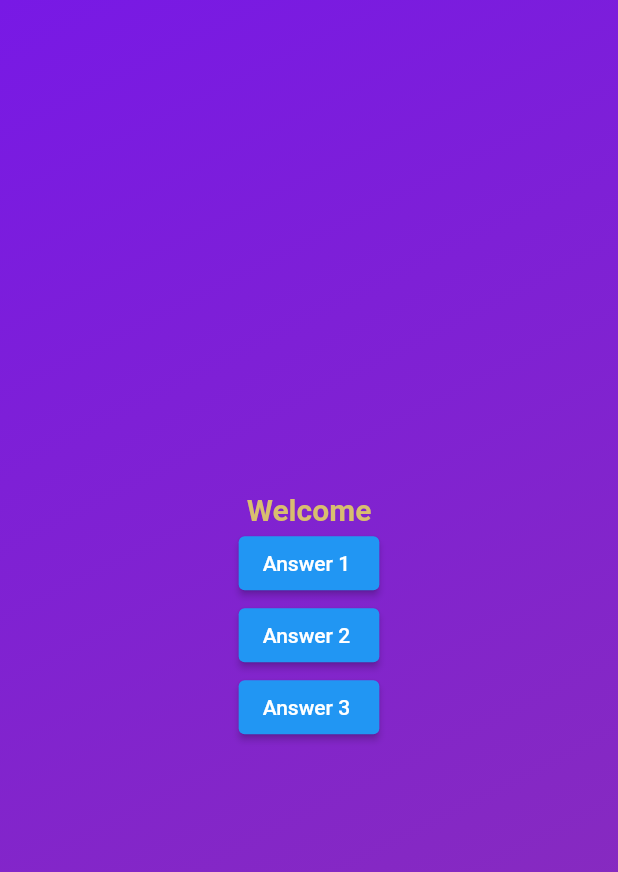
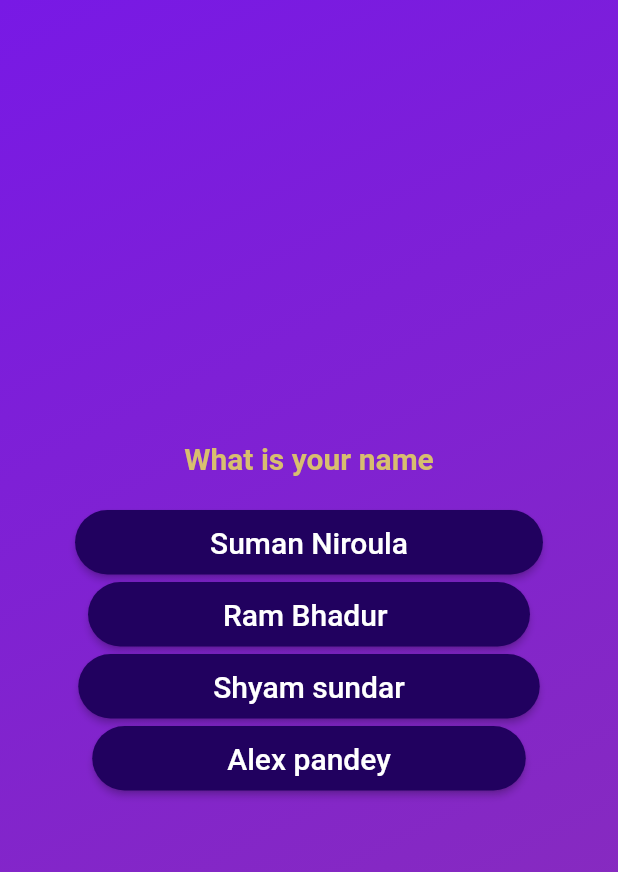
Before and after one commit to sumannn686/flutter_Quiz, a Flutter app: the screen it shows after launch, after a tap on "Start Quiz", on a phone screen of 412 x 824 dp. Shown: the top 872 px of the screen. Run offline on Flutter 3.47's test engine with Material 2 defaults, Android fonts, the phone set to English and light mode, and no system bars.

Commit message:
question feteching

```diff
--- a/lib/Question.dart
+++ b/lib/Question.dart
@@ -1,4 +1,6 @@
 import 'package:flutter/material.dart';
+import 'package:quiz_app/answer_btn.dart';
+import 'package:quiz_app/data/questions.dart';
 
 class QuestionScreen extends StatefulWidget {
   const QuestionScreen({super.key});
@@ -10,30 +12,28 @@ class QuestionScreen extends StatefulWidget {
 class _QuestionScreenState extends State<QuestionScreen> {
   @override
   Widget build(BuildContext context) {
+    final Question = questions[0];
     return SizedBox(
       width: double.infinity,
       child: Column(
         mainAxisAlignment: MainAxisAlignment.center,
         children: [
-          const Text(
-            "Welcome",
-            style: TextStyle(
+          Text(
+            Question.text,
+            style: const TextStyle(
                 color: Color.fromARGB(255, 216, 190, 111),
                 fontSize: 20,
                 fontWeight: FontWeight.bold),
           ),
-          ElevatedButton(
-            onPressed: () {},
-            child: const Text("Answer 1 "),
+          const SizedBox(
+            height: 20,
           ),
-          ElevatedButton(
-            onPressed: () {},
-            child: const Text("Answer 2 "),
-          ),
-          ElevatedButton(
-            onPressed: () {},
-            child: const Text("Answer 3 "),
-          ),
+          ...Question.answer.map((answer) {
+            return Button(
+              btnText: answer,
+              onTap: () {},
+            );
+          }),
         ],
       ),
     );
--- /dev/null
+++ b/lib/answer_btn.dart
@@ -0,0 +1,25 @@
+import 'package:flutter/material.dart';
+
+class Button extends StatelessWidget {
+  const Button({super.key, required this.btnText, required this.onTap});
+
+  final String btnText;
+  final Function() onTap;
+
+  @override
+  Widget build(BuildContext context) {
+    return ElevatedButton(
+      style: ElevatedButton.styleFrom(
+          padding: EdgeInsets.symmetric(horizontal: 90, vertical: 10),
+          backgroundColor: Color.fromARGB(255, 33, 1, 95),
+          foregroundColor: Colors.white,
+          shape:
+              RoundedRectangleBorder(borderRadius: BorderRadius.circular(40))),
+      onPressed: onTap,
+      child: Text(
+        btnText,
+        style: const TextStyle(fontSize: 20.0),
+      ),
+    );
+  }
+}
--- a/lib/models/quiz_questions.dart
+++ b/lib/models/quiz_questions.dart
@@ -1,5 +1,5 @@
 //this is the class --blueprint
-
+// this is called models for qustions and answer
 class QuizQuestion {
   const QuizQuestion(this.text, this.answer);
 
```
